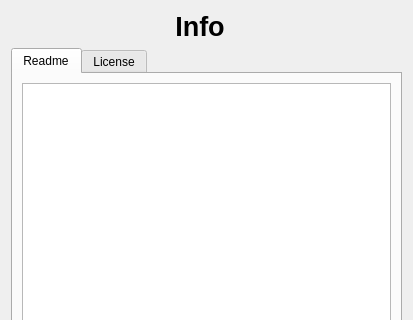
Old version of the form GUI/AboutDiag.ui in the repository willfurnass/video4fuze; both pictures show x 0 to 413 and y 0 to 320 of the 413 by 539 pixel window.
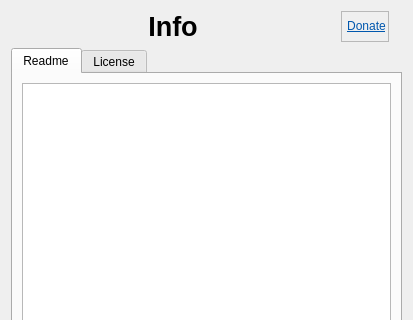
New version of the form. Icons and pictures are not drawn.

Diff of the .ui file:
```diff
--- a/GUI/AboutDiag.ui
+++ b/GUI/AboutDiag.ui
@@ -67,6 +67,43 @@
        </property>
       </widget>
      </item>
+     <item>
+      <widget class="QLabel" name="label">
+       <property name="font">
+        <font>
+         <weight>75</weight>
+         <italic>false</italic>
+         <bold>true</bold>
+         <stylestrategy>PreferAntialias</stylestrategy>
+        </font>
+       </property>
+       <property name="autoFillBackground">
+        <bool>false</bool>
+       </property>
+       <property name="frameShape">
+        <enum>QFrame::StyledPanel</enum>
+       </property>
+       <property name="frameShadow">
+        <enum>QFrame::Raised</enum>
+       </property>
+       <property name="lineWidth">
+        <number>2</number>
+       </property>
+       <property name="text">
+        <string>&lt;!DOCTYPE HTML PUBLIC &quot;-//W3C//DTD HTML 4.0//EN&quot; &quot;http://www.w3.org/TR/REC-html40/strict.dtd&quot;&gt;
+&lt;html&gt;&lt;head&gt;&lt;meta name=&quot;qrichtext&quot; content=&quot;1&quot; /&gt;&lt;style type=&quot;text/css&quot;&gt;
+p, li { white-space: pre-wrap; }
+&lt;/style&gt;&lt;/head&gt;&lt;body style=&quot; font-family:'DejaVu Sans'; font-size:10pt; font-weight:400; font-style:normal;&quot;&gt;
+&lt;p align=&quot;center&quot; style=&quot; margin-top:0px; margin-bottom:0px; margin-left:0px; margin-right:0px; -qt-block-indent:0; text-indent:0px;&quot;&gt;&lt;a href=&quot;https://www.paypal.com/cgi-bin/webscr?cmd=_donations&amp;amp;business=ZDFRGDZPUUJZ4&amp;amp;lc=EN&amp;amp;item_name=video4fuze&amp;amp;currency_code=EUR&amp;amp;bn=PP%2dDonationsBF%3abtn_donate_LG%2egif%3aNonHosted&quot;&gt;&lt;span style=&quot; font-size:9pt; text-decoration: underline; color:#0057ae;&quot;&gt;Donate&lt;/span&gt;&lt;/a&gt;&lt;/p&gt;&lt;/body&gt;&lt;/html&gt;</string>
+       </property>
+       <property name="textFormat">
+        <enum>Qt::RichText</enum>
+       </property>
+       <property name="textInteractionFlags">
+        <set>Qt::LinksAccessibleByKeyboard|Qt::LinksAccessibleByMouse</set>
+       </property>
+      </widget>
+     </item>
      <item>
       <layout class="QGridLayout" name="gridLayout_2">
        <item row="0" column="0">
```
Left out of the diff: 4 changed lines with no effect on the pictures.
